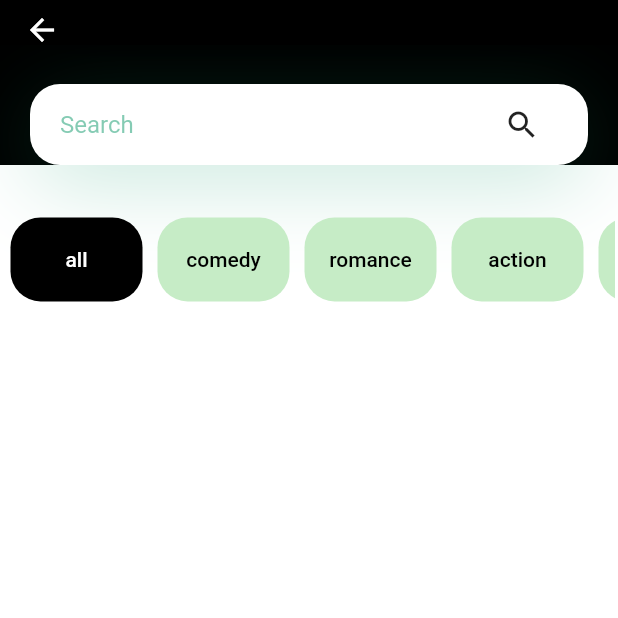
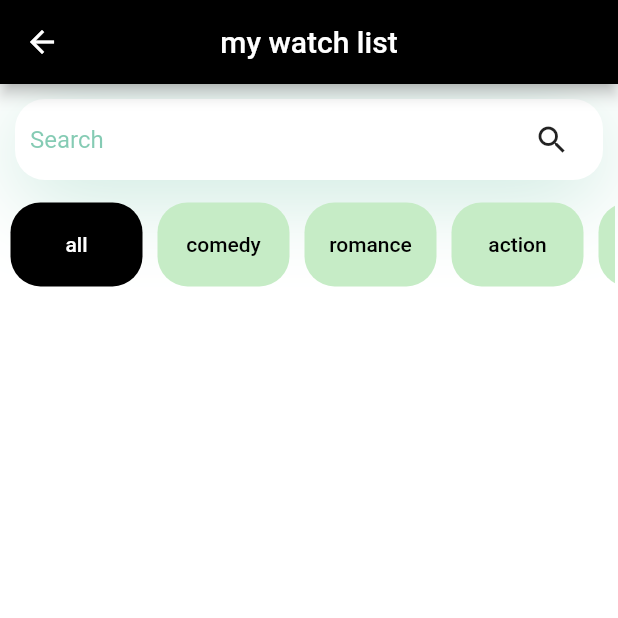
Before and after one commit to amalomarnaser/final-project, a Flutter app: the FavoritePage screen opened directly, on a phone screen of 412 x 824 dp, the top half of it. Run offline on Flutter 3.47's test engine with Material 2 defaults, Android fonts, the phone set to English and light mode, and no system bars; our stand-ins replace cached_network_image, sqflite, transparent_image; accounts and stored records are empty.

Commit message:
s17 commit

```diff
--- a/lib/home/components/header_with_seachbox.dart
+++ b/lib/home/components/header_with_seachbox.dart
@@ -36,8 +36,8 @@ class HeaderWithSearchBox extends StatelessWidget {
             right: 0,
             child: Container(
               alignment: Alignment.center,
-              margin: EdgeInsets.symmetric(horizontal: kDefaultPadding),
-              padding: EdgeInsets.symmetric(horizontal: kDefaultPadding),
+              margin: EdgeInsets.symmetric(horizontal: 10),
+              padding: EdgeInsets.symmetric(horizontal: 10),
               height: 54,
               decoration: BoxDecoration(
                 color: Colors.white,
--- a/lib/main.dart
+++ b/lib/main.dart
@@ -2,7 +2,6 @@ import 'package:flutter/material.dart';
 import 'package:untitled9/watchlistpag/watchlist-provider.dart';
 
 import 'helpers/db-helper.dart';
-import 'home/home_screen.dart';
 import 'screens/MoviesAppHome.dart';
 import 'package:provider/provider.dart';
 
--- a/lib/screens/MovieDetail.dart
+++ b/lib/screens/MovieDetail.dart
@@ -42,7 +42,7 @@ class MovieDetail extends StatelessWidget {
                         PaddedText("Meta Score : " + snapshot.data.metaScore),
                       ]));
             } else if (snapshot.hasError) {
-              return Text("${snapshot.error}");
+              return Text("${snapshot.error.toString()}");
             }
             return Center(child: CircularProgressIndicator());
           }),
--- a/lib/screens/MoviesAppHome.dart
+++ b/lib/screens/MoviesAppHome.dart
@@ -97,7 +97,7 @@ class MoviesAppHomeState extends State<MoviesAppHome> {
                         child: MovieList(movies: snapshot.data, itemClick: this.itemClick));
                   } else if (snapshot.hasError) {
                     return
-                      Text('sorry , this movie is not found\n pleas enter another movie name ');
+                      Text('${snapshot.error.toString()}');
                   }
                   return CircularProgressIndicator();
                 }):Container(child: Text("welcome to movie app"),),
--- a/lib/watchlistpag/favoritemovies.dart
+++ b/lib/watchlistpag/favoritemovies.dart
@@ -3,7 +3,6 @@ import 'package:provider/provider.dart';
 import 'package:untitled9/components/MovieItem.dart';
 import 'package:untitled9/home/components/header_with_seachbox.dart';
 import 'package:untitled9/home/components/watch-list-item.dart';
-import 'package:untitled9/home/components/title_with_more_bbtn.dart';
 import 'package:untitled9/home/constants.dart';
 import 'package:untitled9/models/Movie.dart';
 import 'package:untitled9/models/MovieInfo.dart';
@@ -26,12 +25,61 @@ class FavoritePage extends StatelessWidget {
         backgroundColor: Colors.white,
         appBar: AppBar(
           backgroundColor: Colors.black,
-          toolbarHeight: 30,
           centerTitle: true,
+          title: Text('my watch list'),
         ),
         body: Consumer<WatchList>(builder: (context, provider, x) {
           return ListView(children: [
-            HeaderWithSearchBox(con:inputcont ,searchcli:handleTextFieldClick,searchclick2:handleSearchIconClick),
+
+           Container(
+              alignment: Alignment.center,
+              margin: EdgeInsets.all( 10),
+
+              padding: EdgeInsets.symmetric(horizontal: 10),
+              height: 54,
+              decoration: BoxDecoration(
+                color: Colors.white,
+                borderRadius: BorderRadius.circular(20),
+                boxShadow: [
+                  BoxShadow(
+                    offset: Offset(0, 10),
+                    blurRadius: 50,
+                    color: kPrimaryColor.withOpacity(0.23),
+                  ),
+                ],
+              ),
+              child: Row(
+                children: <Widget>[
+                  Container(
+
+                    child: Expanded(
+                      child: FocusScope(
+                          child: Focus(
+                              onFocusChange: (focus) => {
+                                if(focus==true){handleTextFieldClick()}
+
+                              },
+                              child: TextField(
+                                 controller:inputcont ,
+
+                                  decoration: InputDecoration(
+                                  hintText: "Search",
+                                  hintStyle: TextStyle(
+                                  color: Color(0xFF0C9869).withOpacity(.5),
+                                  ),
+                                  enabledBorder: InputBorder.none,
+                                  focusedBorder: InputBorder.none,
+
+                                  ),
+                                  )
+                                  ),
+                          ),),
+                  ),
+                  IconButton(icon: Icon(Icons.search),onPressed: (){handleSearchIconClick();inputcont.text!=''?print(inputcont.text):print('no text found');},),
+                ],
+              ),
+            ),
+
             Visibility(
               visible: movieListDisplay.searchActivated ,
               child: Container(
--- a/lib/watchlistpag/watchlist-provider.dart
+++ b/lib/watchlistpag/watchlist-provider.dart
@@ -9,7 +9,7 @@ class WatchList extends ChangeNotifier {
   }
   List<String> genreTypes=['all','comedy','romance','action','adventure','documentary','short','drama',];
   String selectedGenreType= 'all';
-  List<String> searchKeys=['title','genre','year','rating'];
+  List<String> searchKeys=['title','genre','year'];
   String selectetSearchKey='title';
    bool searchActivated=false;
    bool isSearch=false;
@@ -104,7 +104,7 @@ class WatchList extends ChangeNotifier {
       filteredSearchList=mylist.where((element) => element.year==input).toList();
     }
 
-   else{filteredSearchList = mylist.where((i) => i.genre.toLowerCase().contains(selectetSearchKey)).toList();}
+
 
   }
   setIsSearchActive(){
```
Also changed, not shown: lib/home/components/body.dart (deleted, +0 -30 lines), lib/home/components/featurred_plants.dart (deleted, +0 -63 lines), lib/home/components/title_with_more_bbtn.dart (deleted, +0 -75 lines), lib/home/home_screen.dart (deleted, +0 -24 lines), lib/services/movie-service.dart (+26 -1 lines).
